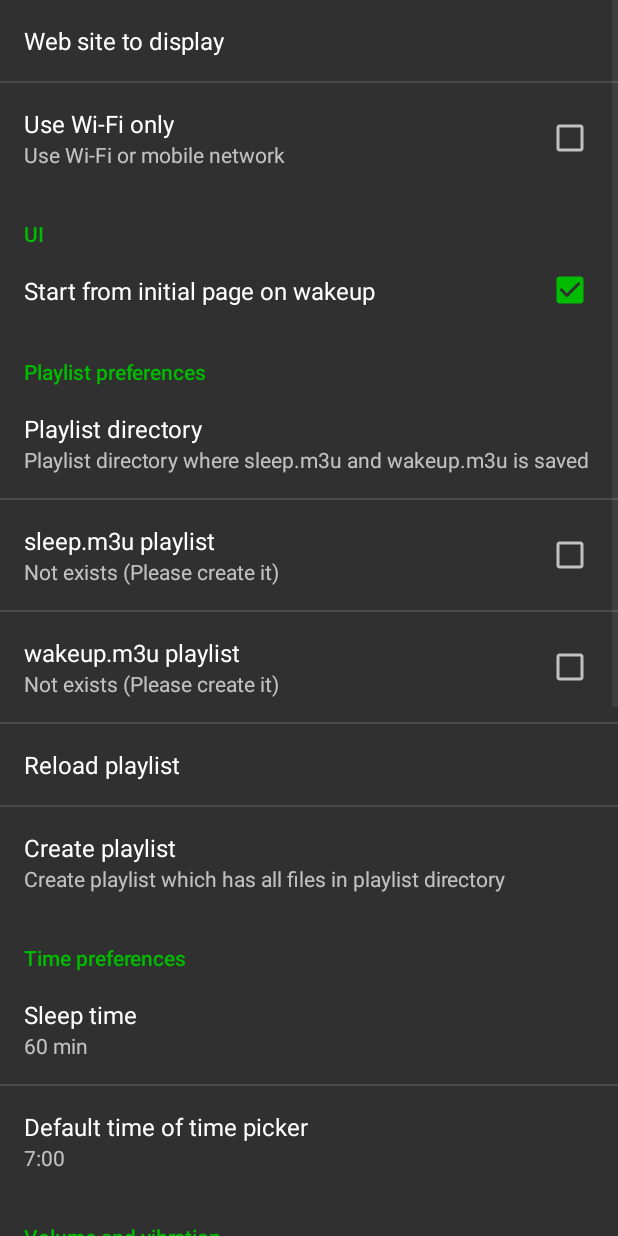
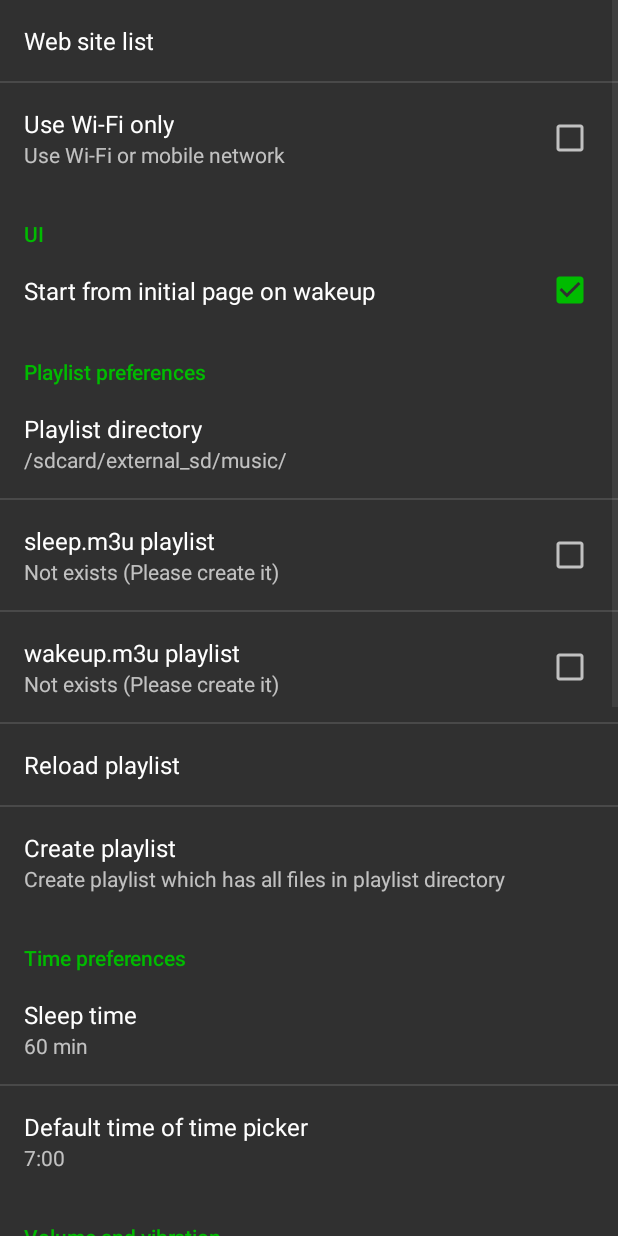
Before and after one commit to mamewotoko/malarm, an Android app: the MalarmPreference screen opened directly, with no data from a screen before it, on a phone screen of 412 x 824 dp. Run offline under Robolectric (Android 15) with nearby library versions, the phone set to English and light mode, and no system bars.

Commit message:
display directory of playlist as preference summary

```diff
--- a/app/src/main/java/com/mamewo/malarm24/MalarmPreference.java
+++ b/app/src/main/java/com/mamewo/malarm24/MalarmPreference.java
@@ -45,6 +45,7 @@ public class MalarmPreference
     private Preference wakeupVolume_;
     private Preference reloadPlaylist_;
     private Preference clearWebviewCache_;
+    private Preference playlistPath_;
     private View logo_;
     private CheckBoxPreference sleepPlaylist_;
     private CheckBoxPreference wakeupPlaylist_;
@@ -124,7 +125,6 @@ public class MalarmPreference
             }
         }
     }
-
 
     @Override
     public boolean onPreferenceClick(Preference preference) {
@@ -234,6 +234,7 @@ public class MalarmPreference
         reloadPlaylist_ = findPreference("reload_playlist");
         reloadPlaylist_.setOnPreferenceClickListener(this);
         sleepVolume_ = findPreference("sleep_volume");
+        playlistPath_ = findPreference(PREFKEY_PLAYLIST_PATH);
         sleepPlaylist_ = (CheckBoxPreference) findPreference("sleep_playlist");
         sleepPlaylist_.setOnPreferenceClickListener(this);
         wakeupPlaylist_ = (CheckBoxPreference) findPreference("wakeup_playlist");
@@ -328,6 +329,12 @@ public class MalarmPreference
         if (updateAll || "wakeup_volume".equals(key)) {
             setVolumeSummary(pref, "wakeup_volume", wakeupVolume_, DEFAULT_WAKEUP_VOLUME);
         }
+        Log.d(TAG, "updateSummary: "+ updateAll + " " + key);
+        if(updateAll || PREFKEY_PLAYLIST_PATH.equals(key)){
+            String path =
+                pref.getString(PREFKEY_PLAYLIST_PATH, DEFAULT_PLAYLIST_PATH.getAbsolutePath());
+            playlistPath_.setSummary(path);
+        }
         //url_list has no summary
     }
 
--- a/app/src/main/res/values/strings.xml
+++ b/app/src/main/res/values/strings.xml
@@ -9,7 +9,7 @@
     <string name="stop_vibration">Stop vibaration</string>
     <string name="play_wakeup">Play</string>
     <string name="pref_menu">Preference</string>
-    <string name="pref_webview_url">Web site to display</string>
+    <string name="pref_webview_url">Web site list</string>
     <string name="preference_time_title">Sleep time</string>
     <string name="pref_sleeptime">Sleep time</string>
     <string name="enable_vibration">ON</string>
@@ -21,7 +21,7 @@
     <string name="use_internal_player">Do not use native player (use MediaPlayer)</string>
     <string name="use_native_player">Use native player</string>
     <string name="playlist_path_title">Playlist directory</string>
-    <string name="playlist_path_summary">Playlist directory where sleep.m3u and wakeup.m3u is saved</string>
+
     <string name="enter_path_to_playlist">Enter directory where sleep.m3u and wakeup.m3u is saved</string>
     <string name="malarm_version_title">Version</string>
     <string name="help_url">http://mamewotoko.github.com/malarm/doc/0.99/index_en.html</string>
--- a/app/src/main/res/xml/preference.xml
+++ b/app/src/main/res/xml/preference.xml
@@ -48,7 +48,6 @@
             android:dialogMessage="@string/enter_path_to_playlist"
             android:dialogTitle="@string/playlist_path_title"
             android:enabled="true"
-            android:summary="@string/playlist_path_summary"
             android:title="@string/playlist_path_title" />
 
         <CheckBoxPreference
```
Also changed, not shown: 1 other file.
